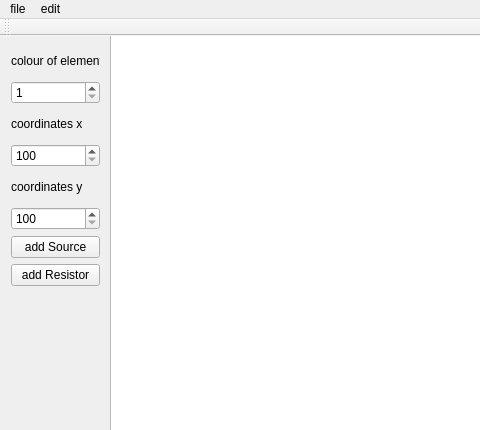
Qt form projekt2/mainwindow.ui (pawelsybilski/Cpp) before a commit; both pictures show x 0 to 480 and y 0 to 430 of the 974 by 634 pixel window.
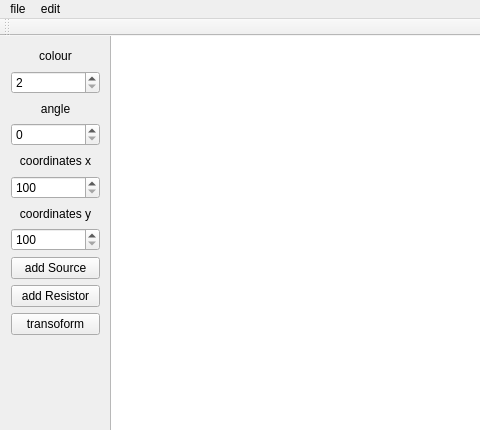
The same form after that commit.

Diff of the .ui file:
```diff
--- a/projekt2/mainwindow.ui
+++ b/projekt2/mainwindow.ui
@@ -20,7 +20,7 @@
       <x>0</x>
       <y>0</y>
       <width>111</width>
-      <height>261</height>
+      <height>310</height>
      </rect>
     </property>
     <layout class="QVBoxLayout" name="verticalLayout_4">
@@ -29,14 +29,17 @@
        <item>
         <widget class="QLabel" name="label">
          <property name="text">
-          <string>colour of element</string>
+          <string>colour</string>
+         </property>
+         <property name="alignment">
+          <set>Qt::AlignCenter</set>
          </property>
         </widget>
        </item>
        <item>
         <widget class="QSpinBox" name="spinBox">
          <property name="minimum">
-          <number>1</number>
+          <number>2</number>
          </property>
          <property name="maximum">
           <number>255</number>
@@ -46,11 +49,34 @@
          </property>
         </widget>
        </item>
+       <item>
+        <widget class="QLabel" name="label_4">
+         <property name="text">
+          <string>angle</string>
+         </property>
+         <property name="alignment">
+          <set>Qt::AlignCenter</set>
+         </property>
+        </widget>
+       </item>
+       <item>
+        <widget class="QSpinBox" name="spinBox_4">
+         <property name="maximum">
+          <number>360</number>
+         </property>
+         <property name="singleStep">
+          <number>90</number>
+         </property>
+        </widget>
+       </item>
        <item>
         <widget class="QLabel" name="label_2">
          <property name="text">
           <string>coordinates x</string>
          </property>
+         <property name="alignment">
+          <set>Qt::AlignCenter</set>
+         </property>
         </widget>
        </item>
        <item>
@@ -71,6 +97,9 @@
          <property name="text">
           <string>coordinates y</string>
          </property>
+         <property name="alignment">
+          <set>Qt::AlignCenter</set>
+         </property>
         </widget>
        </item>
        <item>
@@ -102,6 +131,13 @@
        </property>
       </widget>
      </item>
+     <item>
+      <widget class="QPushButton" name="pushButton_3">
+       <property name="text">
+        <string>transoform</string>
+       </property>
+      </widget>
+     </item>
     </layout>
    </widget>
    <widget class="QGraphicsView" name="graphicsView">
```
Left out of the diff: 2 changed lines with no effect on the pictures.
